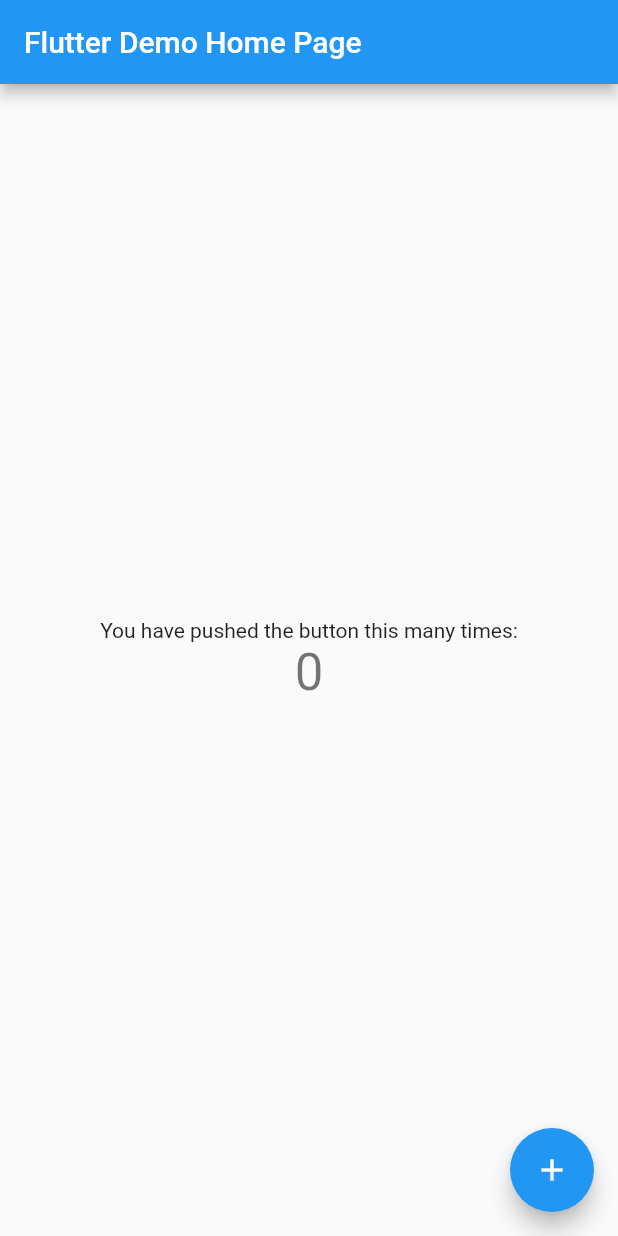
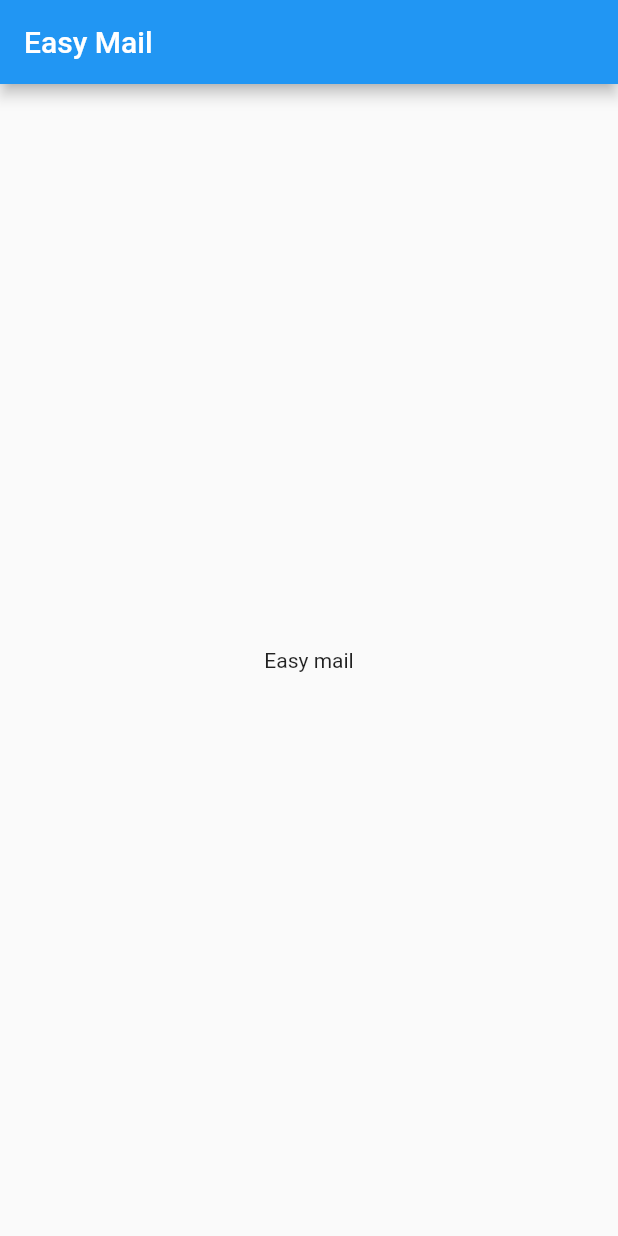
Before and after one commit to Group-17-Sem5/EasyMail, a Flutter app: the screen it shows after launch, on a phone screen of 412 x 824 dp. Run offline on Flutter 3.47's test engine with Material 2 defaults, Android fonts, the phone set to English and light mode, and no system bars.

Commit message:
Folder structure

```diff
--- a/lib/main.dart
+++ b/lib/main.dart
@@ -1,3 +1,4 @@
+import 'package:easy_mail_app_frontend/screens/homePage.dart';
 import 'package:flutter/material.dart';
 
 void main() {
@@ -5,109 +6,14 @@
 }
 
 class MyApp extends StatelessWidget {
-  // This widget is the root of your application.
   @override
   Widget build(BuildContext context) {
     return MaterialApp(
       title: 'Flutter Demo',
       theme: ThemeData(
-        // This is the theme of your application.
-        //
-        // Try running your application with "flutter run". You'll see the
-        // application has a blue toolbar. Then, without quitting the app, try
-        // changing the primarySwatch below to Colors.green and then invoke
-        // "hot reload" (press "r" in the console where you ran "flutter run",
-        // or simply save your changes to "hot reload" in a Flutter IDE).
-        // Notice that the counter didn't reset back to zero; the application
-        // is not restarted.
         primarySwatch: Colors.blue,
       ),
-      home: MyHomePage(title: 'Flutter Demo Home Page'),
+      home: MyHomePage(title: 'Easy Mail'),
     );
   }
 }
-
-class MyHomePage extends StatefulWidget {
-  MyHomePage({Key? key, required this.title}) : super(key: key);
-
-  // This widget is the home page of your application. It is stateful, meaning
-  // that it has a State object (defined below) that contains fields that affect
-  // how it looks.
-
-  // This class is the configuration for the state. It holds the values (in this
-  // case the title) provided by the parent (in this case the App widget) and
-  // used by the build method of the State. Fields in a Widget subclass are
-  // always marked "final".
-
-  final String title;
-
-  @override
-  _MyHomePageState createState() => _MyHomePageState();
-}
-
-class _MyHomePageState extends State<MyHomePage> {
-  int _counter = 0;
-
-  void _incrementCounter() {
-    setState(() {
-      // This call to setState tells the Flutter framework that something has
-      // changed in this State, which causes it to rerun the build method below
-      // so that the display can reflect the updated values. If we changed
-      // _counter without calling setState(), then the build method would not be
-      // called again, and so nothing would appear to happen.
-      _counter++;
-    });
-  }
-
-  @override
-  Widget build(BuildContext context) {
-    // This method is rerun every time setState is called, for instance as done
-    // by the _incrementCounter method above.
-    //
-    // The Flutter framework has been optimized to make rerunning build methods
-    // fast, so that you can just rebuild anything that needs updating rather
-    // than having to individually change instances of widgets.
-    return Scaffold(
-      appBar: AppBar(
-        // Here we take the value from the MyHomePage object that was created by
-        // the App.build method, and use it to set our appbar title.
-        title: Text(widget.title),
-      ),
-      body: Center(
-        // Center is a layout widget. It takes a single child and positions it
-        // in the middle of the parent.
-        child: Column(
-          // Column is also a layout widget. It takes a list of children and
-          // arranges them vertically. By default, it sizes itself to fit its
-          // children horizontally, and tries to be as tall as its parent.
-          //
-          // Invoke "debug painting" (press "p" in the console, choose the
-          // "Toggle Debug Paint" action from the Flutter Inspector in Android
-          // Studio, or the "Toggle Debug Paint" command in Visual Studio Code)
-          // to see the wireframe for each widget.
-          //
-          // Column has various properties to control how it sizes itself and
-          // how it positions its children. Here we use mainAxisAlignment to
-          // center the children vertically; the main axis here is the vertical
-          // axis because Columns are vertical (the cross axis would be
-          // horizontal).
-          mainAxisAlignment: MainAxisAlignment.center,
-          children: <Widget>[
-            Text(
-              'You have pushed the button this many times:',
-            ),
-            Text(
-              '$_counter',
-              style: Theme.of(context).textTheme.headline4,
-            ),
-          ],
-        ),
-      ),
-      floatingActionButton: FloatingActionButton(
-        onPressed: _incrementCounter,
-        tooltip: 'Increment',
-        child: Icon(Icons.add),
-      ), // This trailing comma makes auto-formatting nicer for build methods.
-    );
-  }
-}
--- /dev/null
+++ b/lib/screens/homePage.dart
@@ -0,0 +1,31 @@
+import 'package:flutter/material.dart';
+
+class MyHomePage extends StatefulWidget {
+  MyHomePage({Key? key, required this.title}) : super(key: key);
+
+  final String title;
+
+  @override
+  _MyHomePageState createState() => _MyHomePageState();
+}
+
+class _MyHomePageState extends State<MyHomePage> {
+  @override
+  Widget build(BuildContext context) {
+    return Scaffold(
+      appBar: AppBar(
+        title: Text(widget.title),
+      ),
+      body: Center(
+        child: Column(
+          mainAxisAlignment: MainAxisAlignment.center,
+          children: <Widget>[
+            Text(
+              'Easy mail',
+            ),
+          ],
+        ),
+      ),
+    );
+  }
+}
```
